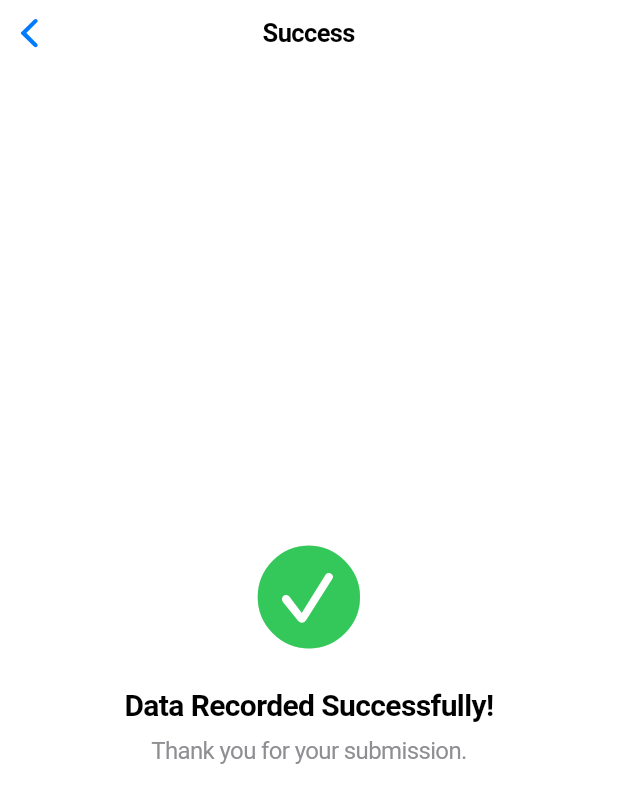
After one commit to upasan01/Cross-Platform-Student-Management-App, a Flutter app: the SuccessPage screen opened directly, on a phone screen of 412 x 824 dp. The commit adds this screen. Shown: the top 803 px of the screen. Run offline on Flutter 3.47's test engine with Material 3 defaults, Android fonts, the phone set to English and light mode, and no system bars; our stand-ins replace flutter_secure_storage, image_picker; accounts and stored records are empty.

Commit message:
Added Success Page

```diff
--- a/client/tecb_profiler/lib/pages/academics_details.dart
+++ b/client/tecb_profiler/lib/pages/academics_details.dart
@@ -2,6 +2,7 @@ import 'package:flutter/cupertino.dart';
 import 'package:tecb_profiler/components/drop_down.dart';
 import 'package:tecb_profiler/components/form_field.dart';
 import 'package:tecb_profiler/components/utils/error_dialouge.dart';
+import 'package:tecb_profiler/pages/success_page.dart';
 import 'package:tecb_profiler/services/api_services.dart';
 import 'package:tecb_profiler/services/jwt_actions.dart';
 import 'package:tecb_profiler/student_data_model.dart';
@@ -107,14 +108,12 @@ class _AcademicsDetailsState extends State<AcademicsDetails> {
       );
 
       if (response.statusCode == 200) {
-        final body = await response.stream.bytesToString();
-        ErrorDialogUtility.showErrorDialog(
+
+        Navigator.push(
           context,
-          errorMessage: "Recorded Successfully:\n$body",
-        );
+          CupertinoPageRoute(builder: (context)=> SuccessPage()));
       } else {
         final errorBody = await response.stream.bytesToString();
-        print(errorBody);
         ErrorDialogUtility.showErrorDialog(
           context,
           errorMessage:
--- /dev/null
+++ b/client/tecb_profiler/lib/pages/success_page.dart
@@ -0,0 +1,47 @@
+import 'package:flutter/cupertino.dart';
+
+class SuccessPage extends StatelessWidget {
+  const SuccessPage({super.key});
+
+  @override
+  Widget build(BuildContext context) {
+    return CupertinoPageScaffold(
+      navigationBar: const CupertinoNavigationBar(
+        middle: Text('Success'),
+      ),
+      child: SafeArea(
+        child: Center(
+          child: Column(
+            mainAxisAlignment: MainAxisAlignment.center,
+            children: const [
+              Icon(
+                CupertinoIcons.check_mark_circled_solid,
+                color: CupertinoColors.activeGreen,
+                size: 80,
+              ),
+              SizedBox(height: 20),
+              Text(
+                'Data Recorded Successfully!',
+                style: TextStyle(
+                  fontSize: 20,
+                  fontWeight: FontWeight.w600,
+                  color: CupertinoColors.black,
+                ),
+                textAlign: TextAlign.center,
+              ),
+              SizedBox(height: 10),
+              Text(
+                'Thank you for your submission.',
+                style: TextStyle(
+                  fontSize: 16,
+                  color: CupertinoColors.systemGrey,
+                ),
+                textAlign: TextAlign.center,
+              ),
+            ],
+          ),
+        ),
+      ),
+    );
+  }
+}
```
